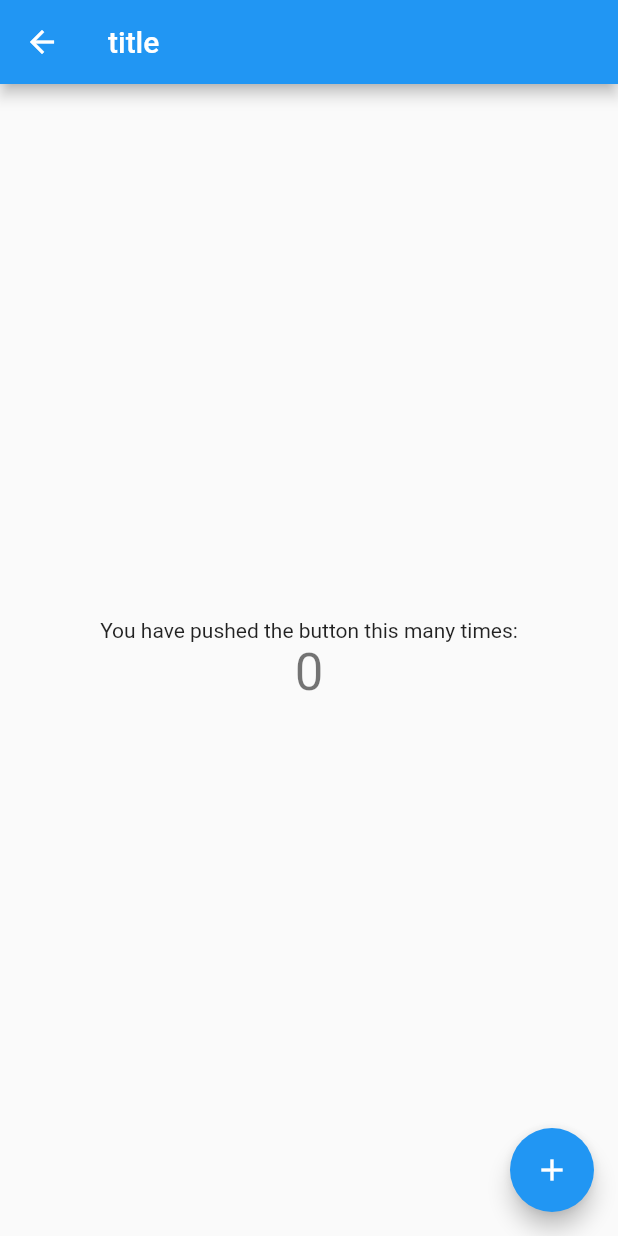
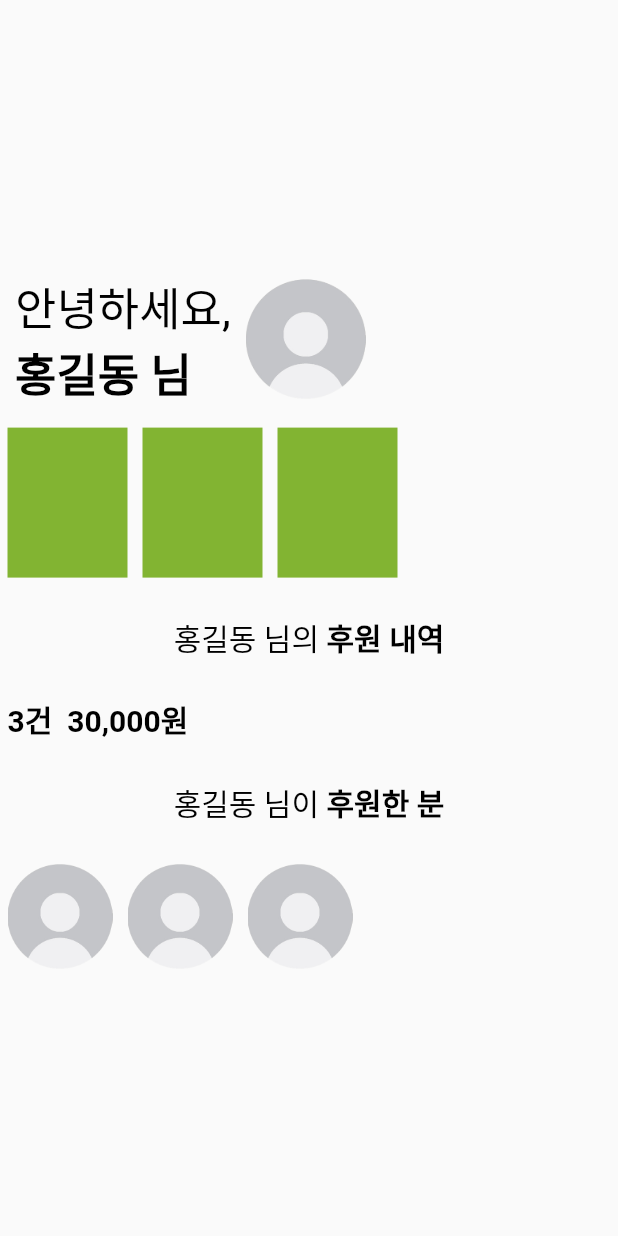
Before and after one commit to M1nseoPark/FlowerSunset, a Flutter app: the MyHomePage screen opened directly, on a phone screen of 412 x 824 dp. Run offline on Flutter 3.47's test engine with Material 2 defaults, Android fonts, the phone set to English and light mode, and no system bars.

Commit message:
Make Main Page 1

```diff
--- a/lib/intro.dart
+++ b/lib/intro.dart
@@ -24,7 +24,7 @@ class _IntroPage extends State<IntroPage> {
   onDoneLoading() async {
     // Navigator - 페이지 이동
     // 현재 페이지를 스택에 남겨놓고 MyHomePage로 이동
-    Navigator.of(context).pushReplacement(MaterialPageRoute(builder: (context) => SignUpPage()));
+    Navigator.of(context).pushReplacement(MaterialPageRoute(builder: (context) => MyHomePage()));
   }
 
   @override
--- a/lib/login.dart
+++ b/lib/login.dart
@@ -64,12 +64,24 @@ class _LoginPage extends State<LoginPage> {
                       ),),
                   ),
 
-                  Padding(
-                    padding: EdgeInsets.all(10),
-                    child: Text(
-                      '아직 계정이 없으신가요?',
-                      style: TextStyle(color: Color(0xff838383), fontSize: 15),
-                    ),
+                  Row(
+                    mainAxisAlignment: MainAxisAlignment.center,
+                    children: <Widget>[
+                      Padding(
+                        padding: EdgeInsets.only(top: 10),
+                        child: Text(
+                          '아직 계정이 없으신가요?',
+                          style: TextStyle(color: Color(0xff838383), fontSize: 15),
+                        ),
+                      ),
+                      Padding(
+                        padding: EdgeInsets.only(top: 10),
+                        child: Text(
+                          '  가입하기',
+                          style: TextStyle(color: Colors.black, fontSize: 15, fontWeight: FontWeight.bold),
+                        ),
+                      ),
+                    ],
                   )
                 ],
               ),
--- a/lib/main.dart
+++ b/lib/main.dart
@@ -27,68 +27,129 @@
 }
 
 class _MyHomePageState extends State<MyHomePage> {
-  int _counter = 0;
-
-  void _incrementCounter() {
-    setState(() {
-      // This call to setState tells the Flutter framework that something has
-      // changed in this State, which causes it to rerun the build method below
-      // so that the display can reflect the updated values. If we changed
-      // _counter without calling setState(), then the build method would not be
-      // called again, and so nothing would appear to happen.
-      _counter++;
-    });
-  }
-
   @override
   Widget build(BuildContext context) {
-    // This method is rerun every time setState is called, for instance as done
-    // by the _incrementCounter method above.
-    //
-    // The Flutter framework has been optimized to make rerunning build methods
-    // fast, so that you can just rebuild anything that needs updating rather
-    // than having to individually change instances of widgets.
     return Scaffold(
-      appBar: AppBar(
-        // Here we take the value from the MyHomePage object that was created by
-        // the App.build method, and use it to set our appbar title.
-        title: Text('title'),
-      ),
-      body: Center(
-        // Center is a layout widget. It takes a single child and positions it
-        // in the middle of the parent.
+        body: Container(
+          child: Center(
+            child: Container(
               child: Column(
-          // Column is also a layout widget. It takes a list of children and
-          // arranges them vertically. By default, it sizes itself to fit its
-          // children horizontally, and tries to be as tall as its parent.
-          //
-          // Invoke "debug painting" (press "p" in the console, choose the
-          // "Toggle Debug Paint" action from the Flutter Inspector in Android
-          // Studio, or the "Toggle Debug Paint" command in Visual Studio Code)
-          // to see the wireframe for each widget.
-          //
-          // Column has various properties to control how it sizes itself and
-          // how it positions its children. Here we use mainAxisAlignment to
-          // center the children vertically; the main axis here is the vertical
-          // axis because Columns are vertical (the cross axis would be
-          // horizontal).
                 mainAxisAlignment: MainAxisAlignment.center,
                 children: <Widget>[
-            const Text(
-              'You have pushed the button this many times:',
+                  Row(
+                    children: <Widget>[
+                      Padding(
+                        padding: EdgeInsets.all(10),
+                        child: RichText(
+                          text: TextSpan(
+                            children: [
+                              TextSpan(text: '안녕하세요,\n', style: TextStyle(color: Colors.black, fontSize: 30,)),
+                              TextSpan(text: '홍길동 님', style: TextStyle(color: Colors.black, fontSize: 30, fontWeight: FontWeight.bold)),
+                            ],
                           ),
-            Text(
-              '$_counter',
-              style: Theme.of(context).textTheme.headline4,
+                        ),
+                      ),
+                      Image.asset('repo/images/profile.png', width: 80,),
+                    ],
+                  ),
+
+                  Row(
+                    children: <Widget>[
+                      Padding(
+                        padding: EdgeInsets.all(5),
+                        child: SizedBox(
+                          height: 100,
+                          width: 80,
+                          child: Container(color: Color(0xff82B432),),
+                        ),
+                      ),
+                      Padding(
+                        padding: EdgeInsets.all(5),
+                        child: SizedBox(
+                          height: 100,
+                          width: 80,
+                          child: Container(color: Color(0xff82B432),),
+                        ),
+                      ),
+                      Padding(
+                        padding: EdgeInsets.all(5),
+                        child: SizedBox(
+                          height: 100,
+                          width: 80,
+                          child: Container(color: Color(0xff82B432),),
+                        ),
+                      ),
+                    ],
+                  ),
+
+                  Padding(
+                    padding: EdgeInsets.all(20),
+                    child: RichText(
+                      text: TextSpan(
+                        children: [
+                          TextSpan(text: '홍길동 님의 ', style: TextStyle(color: Colors.black, fontSize: 20,)),
+                          TextSpan(text: '후원 내역', style: TextStyle(color: Colors.black, fontSize: 20, fontWeight: FontWeight.bold)),
+                        ],
+                      ),
+                    ),
+                  ),
+                  Row(
+                    children: <Widget>[
+                      Padding(
+                        padding: EdgeInsets.all(5),
+                        child: Text(
+                          '3건',
+                          style: TextStyle(color: Colors.black, fontSize: 20, fontWeight: FontWeight.bold),
+                        )
+                      ),
+                      Padding(
+                          padding: EdgeInsets.all(5),
+                          child: Text(
+                            '30,000원',
+                            style: TextStyle(color: Colors.black, fontSize: 20, fontWeight: FontWeight.bold),
+                          )
+                      ),
+                    ],
+                  ),
+
+                  Padding(
+                    padding: EdgeInsets.all(20),
+                    child: RichText(
+                      text: TextSpan(
+                        children: [
+                          TextSpan(text: '홍길동 님이 ', style: TextStyle(color: Colors.black, fontSize: 20,)),
+                          TextSpan(text: '후원한 분', style: TextStyle(color: Colors.black, fontSize: 20, fontWeight: FontWeight.bold)),
+                        ],
+                      ),
+                    ),
+                  ),
+                  Row(
+                    children: <Widget>[
+                      Padding(
+                        padding: EdgeInsets.all(5),
+                        child: Image.asset(
+                          'repo/images/profile.png',
+                          width: 70,),
+                      ),
+                      Padding(
+                        padding: EdgeInsets.all(5),
+                        child: Image.asset(
+                          'repo/images/profile.png',
+                          width: 70,),
+                      ),
+                      Padding(
+                        padding: EdgeInsets.all(5),
+                        child: Image.asset(
+                          'repo/images/profile.png',
+                          width: 70,),
+                      ),
+                    ],
                   ),
                 ],
               ),
             ),
-      floatingActionButton: FloatingActionButton(
-        onPressed: _incrementCounter,
-        tooltip: 'Increment',
-        child: const Icon(Icons.add),
-      ), // This trailing comma makes auto-formatting nicer for build methods.
+          ),
+        )
     );
   }
 }
--- a/pubspec.yaml
+++ b/pubspec.yaml
@@ -61,6 +61,7 @@ flutter:
   assets:
     - repo/images/logo.png
     - repo/images/logo_2.png
+    - repo/images/profile.png
 
   # An image asset can refer to one or more resolution-specific "variants", see
   # https://flutter.dev/assets-and-images/#resolution-aware.
```
Also changed, not shown: repo/images/profile.png (added). Lines whose indentation alone changed are shown as unchanged.
